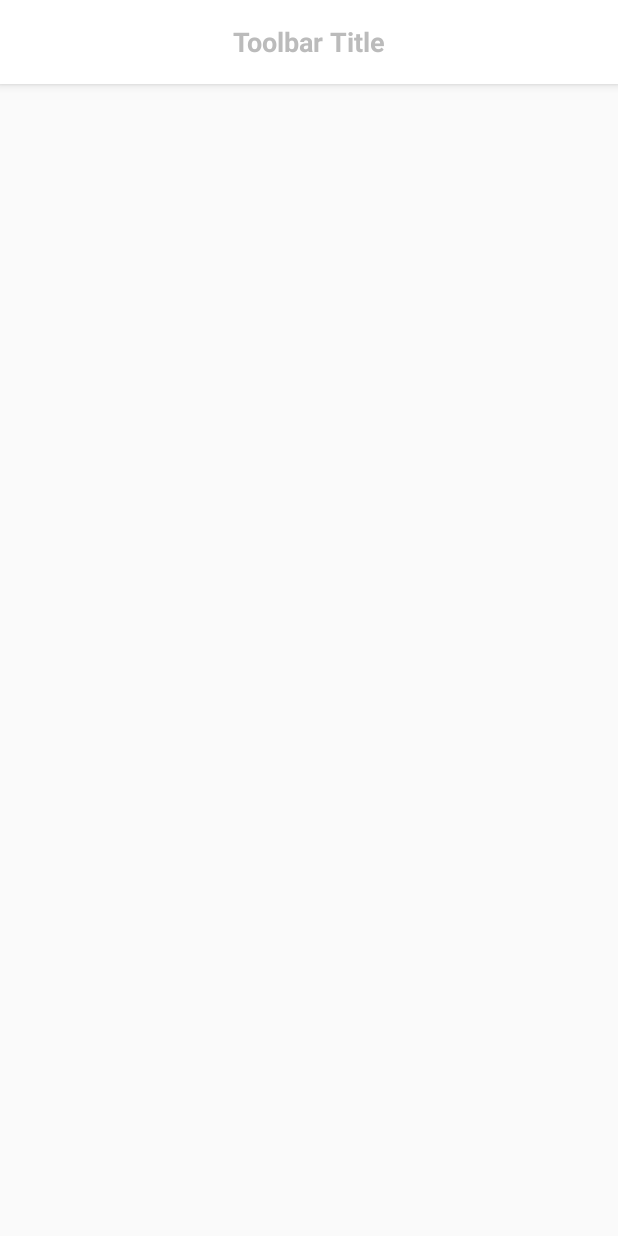
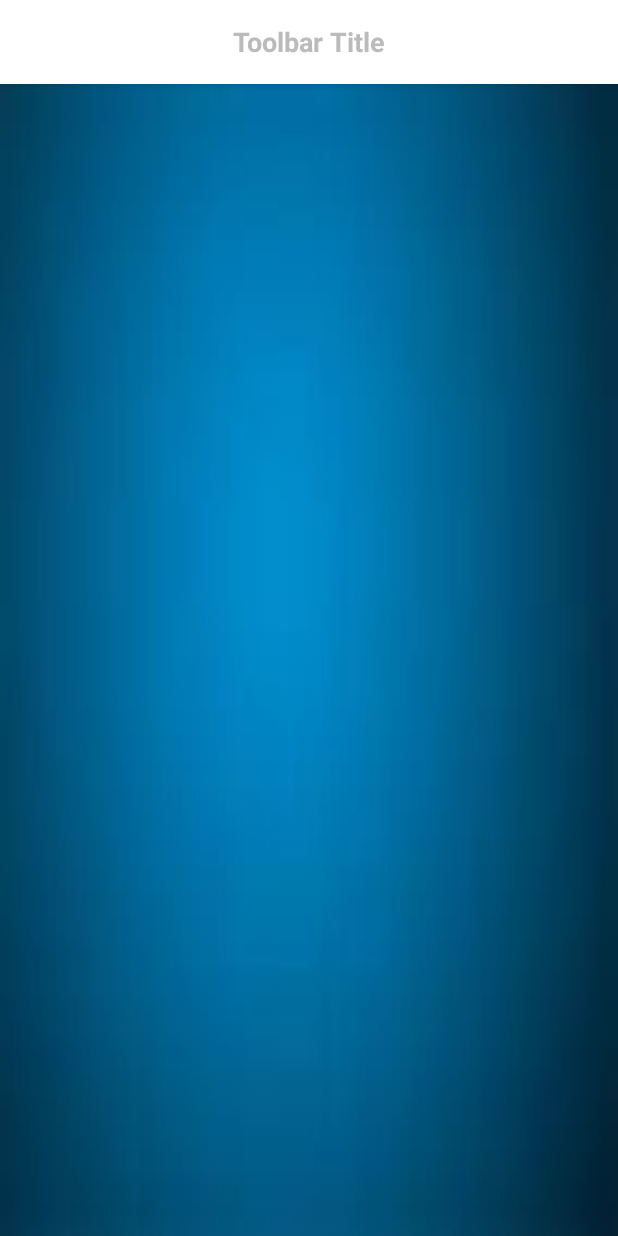
Before and after one commit to Petya88/FilmoLand, an Android app: the layout activity_main.xml on its own in the app's theme, with its tools: preview values and no code run, on a phone screen of 412 x 824 dp. Run offline under Robolectric (Android 15) with nearby library versions, the phone set to English and light mode, and no system bars.

```diff
--- a/app/src/main/AndroidManifest.xml
+++ b/app/src/main/AndroidManifest.xml
@@ -11,7 +11,6 @@
         android:allowBackup="true"
         android:icon="@mipmap/ic_launcher"
         android:label="@string/app_name"
-        android:roundIcon="@mipmap/ic_launcher_round"
         android:supportsRtl="true"
         android:theme="@style/AppTheme">
         <activity android:name=".MainActivity"
--- a/app/src/main/res/layout/activity_main.xml
+++ b/app/src/main/res/layout/activity_main.xml
@@ -51,6 +51,7 @@
         android:id="@+id/frame_container"
         android:layout_width="match_parent"
         android:layout_height="match_parent"
+        android:background="@drawable/images"
         android:layout_below="@id/toolbar">
 
     </FrameLayout>
```
Also changed, not shown: app/src/main/ic_launcher-web.png (deleted), app/src/main/res/mipmap-hdpi/ic_launcher.png, app/src/main/res/mipmap-hdpi/ic_launcher_round.png (deleted), app/src/main/res/mipmap-mdpi/ic_launcher.png, app/src/main/res/mipmap-mdpi/ic_launcher_round.png (deleted), app/src/main/res/mipmap-xhdpi/ic_launcher.png, app/src/main/res/mipmap-xhdpi/ic_launcher_round.png (deleted), app/src/main/res/mipmap-xxhdpi/ic_launcher.png, app/src/main/res/mipmap-xxhdpi/ic_launcher_round.png (deleted), app/src/main/res/mipmap-xxxhdpi/ic_launcher.png, app/src/main/res/mipmap-xxxhdpi/ic_launcher_round.png (deleted).
